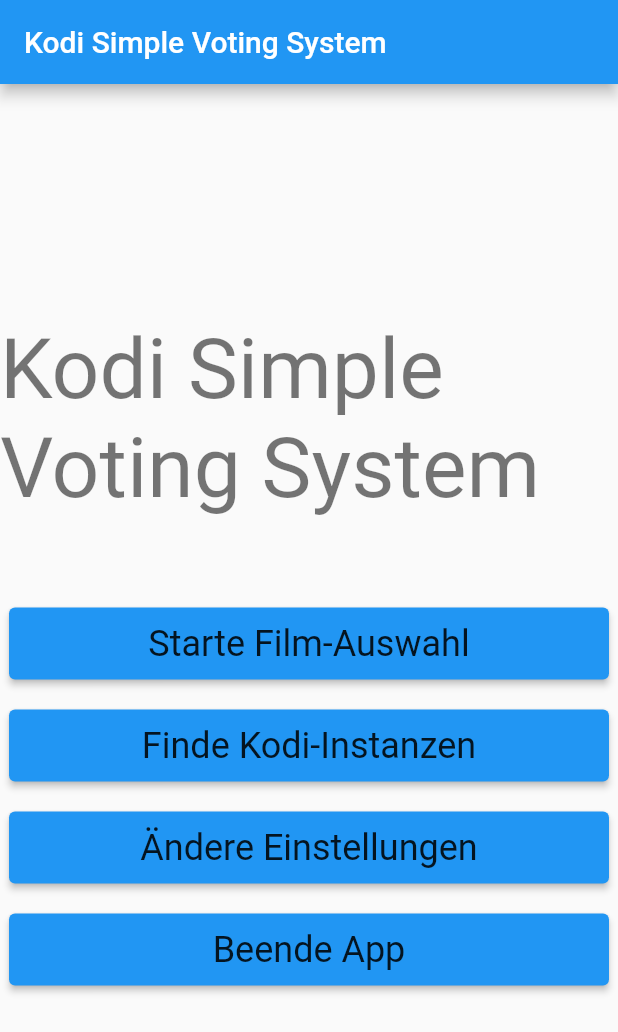
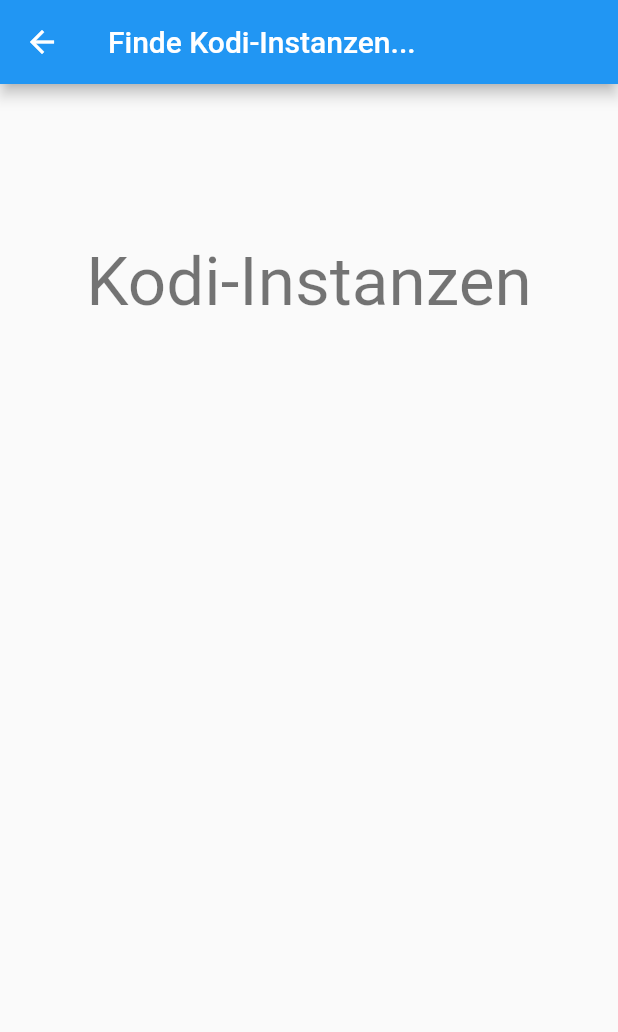
Before and after one commit to prometheus42/ksvs_app, a Flutter app: the screen it shows after launch, after a tap on "Finde Kodi-Instanzen", on a phone screen of 412 x 824 dp. Shown: the top 1032 px of the screen. Run offline on Flutter 3.47's test engine with Material 2 defaults, Android fonts, the phone set to English and light mode, and no system bars; our stand-ins replace flutter_rating_bar, flutter_settings_screens, shared_preferences; missing offline and left inert: bonsoir, translator.

Commit message:
Add widget to scan for Kodi instances and change settings accordingly.

```diff
--- a/lib/main.dart
+++ b/lib/main.dart
@@ -51,30 +51,6 @@
 }
 
 class _MainMenuState extends State<MainMenu> {
-  void searchKodiInstances() async {
-    if (!kIsWeb && (Platform.isAndroid || Platform.isIOS)) {
-      // This is the type of service we're looking for :
-      String type = '_wonderful-service._tcp';
-
-      // Once defined, we can start the discovery :
-      BonsoirDiscovery discovery = BonsoirDiscovery(type: type);
-      await discovery.ready;
-      await discovery.start();
-
-      // If you want to listen to the discovery :
-      discovery.eventStream!.listen((event) {
-        if (event.type == BonsoirDiscoveryEventType.DISCOVERY_SERVICE_RESOLVED) {
-          print('Service found : ${event.service!.toJson()}');
-        } else if (event.type == BonsoirDiscoveryEventType.DISCOVERY_SERVICE_LOST) {
-          print('Service lost : ${event.service!.toJson()}');
-        }
-      });
-
-      // Then if you want to stop the discovery :
-      //await discovery.stop();
-    }
-  }
-
   @override
   Widget build(BuildContext context) {
     return Scaffold(
@@ -121,7 +97,20 @@
                   ),
                   child: Text('Finde Kodi-Instanzen', style: Theme.of(context).textTheme.headline5),
                   onPressed: () {
-                    searchKodiInstances();
+                    if (!kIsWeb && (Platform.isAndroid || Platform.isIOS)) {
+                      Navigator.push(
+                        context,
+                        MaterialPageRoute(builder: (context) => const FindKodiWidget()),
+                      );
+                    } else {
+                      final scaffold = ScaffoldMessenger.of(context);
+                      scaffold.showSnackBar(
+                        SnackBar(
+                          content: const Text('Suche nach Kodi-Instanzen nur unter Android verfügbar!'),
+                          action: SnackBarAction(label: 'ERROR', onPressed: scaffold.hideCurrentSnackBar),
+                        ),
+                      );
+                    }
                   },
                 ),
               ),
@@ -164,6 +153,103 @@
         ),
       ),
     );
+  }
+}
+
+class FindKodiWidget extends StatefulWidget {
+  const FindKodiWidget({Key? key}) : super(key: key);
+
+  @override
+  State<FindKodiWidget> createState() => _FindKodiWidgetState();
+}
+
+class _FindKodiWidgetState extends State<FindKodiWidget> {
+  List<BonsoirService> serviceList = [];
+
+  _FindKodiWidgetState() {
+    searchKodiInstances();
+  }
+
+  void searchKodiInstances() async {
+    if (!kIsWeb && (Platform.isAndroid || Platform.isIOS)) {
+      // set the type of service we're looking for
+      String type = '_http._tcp'; //'_smb._tcp'; '._http._tcp.local.';
+
+      // start the discovery
+      BonsoirDiscovery discovery = BonsoirDiscovery(type: type);
+      await discovery.ready;
+      await discovery.start();
+
+      // listen to the discovery
+      discovery.eventStream!.listen((event) {
+        if (event.type == BonsoirDiscoveryEventType.DISCOVERY_SERVICE_RESOLVED) {
+          developer.log('Service found : ${event.service!.toJson()}');
+          setState(() {
+            serviceList.add(event.service!);
+          });
+        } else if (event.type == BonsoirDiscoveryEventType.DISCOVERY_SERVICE_LOST) {
+          developer.log('Service lost : ${event.service!.toJson()}');
+        }
+      });
+
+      // stop the discovery
+      //await discovery.stop();
+    }
+  }
+
+  @override
+  Widget build(BuildContext context) {
+    return Scaffold(
+      appBar: AppBar(
+        title: const Text('Finde Kodi-Instanzen...'),
+      ),
+      body: Center(
+        child: Column(
+          mainAxisAlignment: MainAxisAlignment.center,
+          children: <Widget>[
+            Expanded(child: Container()),
+            Text(
+              'Kodi-Instanzen',
+              style: Theme.of(context).textTheme.headline3,
+            ),
+            Expanded(child: Container()),
+            SizedBox(
+              height: 400,
+              child: ListView.separated(
+                padding: const EdgeInsets.all(8),
+                itemCount: serviceList.length,
+                itemBuilder: (BuildContext context, int index) {
+                  return GestureDetector(
+                    child: Container(
+                      height: 75,
+                      color: Colors.amberAccent,
+                      child: Center(
+                          child: Text(
+                              '${serviceList[index].name} unter der Adresse ${serviceList[index].toJson()['service.ip']}:${serviceList[index].port}',
+                              style: Theme.of(context).textTheme.headline6)),
+                    ),
+                    onTap: () => handleTap(serviceList[index]),
+                  );
+                },
+                separatorBuilder: (BuildContext context, int index) => const Divider(),
+              ),
+            ),
+            Expanded(child: Container()),
+          ],
+        ),
+      ),
+    );
+  }
+
+  void handleTap(BonsoirService service) {
+    String address = '${service.toJson()['service.ip']}:${service.port + 1}';
+    var scaffold = ScaffoldMessenger.of(context);
+    scaffold.showSnackBar(SnackBar(
+      content: Text('Setze die Adresse $address in den Einstellungen!'),
+      action: SnackBarAction(label: 'INFO', onPressed: scaffold.hideCurrentSnackBar),
+    ));
+    Future f = SharedPreferences.getInstance();
+    f.then((prefs) => {prefs.setString('serverUrl', address)});
   }
 }
 
```
